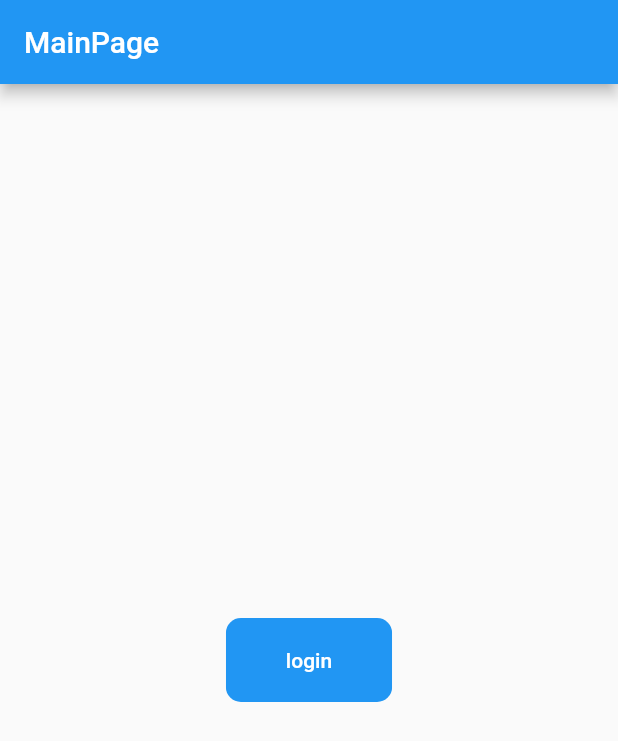
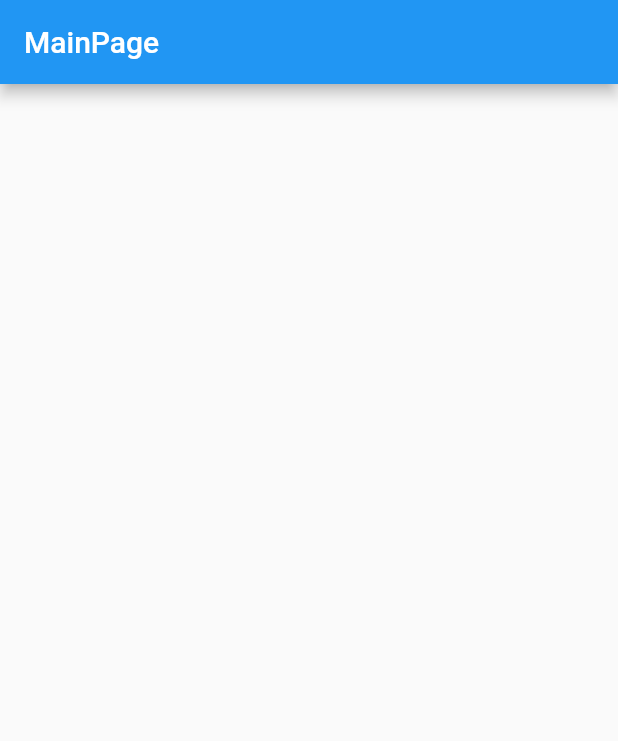
Before and after one commit to baosphoa0403/Nike-Flutter, a Flutter app: the screen it shows after launch, on a phone screen of 412 x 824 dp. Shown: the top 741 px of the screen. Run offline on Flutter 3.47's test engine with Material 2 defaults, Android fonts, the phone set to English and light mode, and no system bars.

Commit message:
Revert "Lok"

```diff
--- a/nike_project/lib/common/Button/button_custom.dart
+++ b/nike_project/lib/common/Button/button_custom.dart
@@ -1,6 +1,5 @@
-// import 'package:flutter/cupertino.dart';
+import 'package:flutter/cupertino.dart';
 import 'package:flutter/material.dart';
-import 'package:nike_project/contants/contants.dart';
 
 class ElevatedButtonCustom extends StatelessWidget {
   final Widget child;
@@ -11,24 +10,23 @@ class ElevatedButtonCustom extends StatelessWidget {
   const ElevatedButtonCustom(
       {Key? key,
       required this.child,
-      this.color = kPrimaryColor,
+      required this.color,
       required this.onPressed,
-      this.borderRadius = 10,
-      this.height = 50.0})
+      required this.borderRadius,
+      required this.height})
       : super(key: key);
 
   @override
   Widget build(BuildContext context) {
     return SizedBox(
-      child: ClipRRect(
-        borderRadius: BorderRadius.circular(borderRadius),
-        child: ElevatedButton(
-          onPressed: onPressed,
-          child: child,
-          style: ElevatedButton.styleFrom(
-              padding: EdgeInsets.symmetric(vertical: 20, horizontal: 40),
-              shadowColor: color),
-        ),
+      height: height,
+      child: ElevatedButton(
+        onPressed: onPressed,
+        child: child,
+        style: ElevatedButton.styleFrom(
+            primary: color,
+            shape: RoundedRectangleBorder(
+                borderRadius: BorderRadius.all(Radius.circular(borderRadius)))),
       ),
     );
   }
--- a/nike_project/lib/contants/contants.dart
+++ b/nike_project/lib/contants/contants.dart
@@ -1,6 +1,6 @@
 import 'package:flutter/material.dart';
 
-const kPrimaryColor = Color(0x74c0fc);
+const kPrimaryColor = Color(0xFF0C9869);
 const kTextColor = Color(0xFF3C4046);
 const kBackgroundColor = Color(0xFFF9F8FD);
 
--- a/nike_project/lib/page/main_page.dart
+++ b/nike_project/lib/page/main_page.dart
@@ -1,7 +1,4 @@
 import 'package:flutter/material.dart';
-import 'package:nike_project/common/Button/button_custom.dart';
-import 'package:nike_project/common/Input/input_custom.dart';
-import 'package:nike_project/contants/contants.dart';
 
 class MainPage extends StatelessWidget {
   const MainPage({Key? key}) : super(key: key);
@@ -12,28 +9,6 @@ class MainPage extends StatelessWidget {
       appBar: AppBar(
         title: const Text("MainPage"),
       ),
-      body:
-      Center(
-
-        child: ElevatedButtonCustom(
-        color: kPrimaryColor,
-        onPressed: () {},
-        child: Text('login',style: TextStyle(color: Colors.white),),)
-       // child: InputDropdown(),
-      ),
-
-      // Row(
-      //   children: <Widget>[
-      //     Padding(
-      //       padding: const EdgeInsets.symmetric(horizontal: 10),
-      //       child: Text(
-      //         "OR",
-      //         style: TextStyle(color: kPrimaryColor, fontWeight: FontWeight.w600),
-      //       ),
-
-      //     ),
-      //   ],
-      // ),
     );
   }
 }
```
Also changed, not shown: nike_project/analysis_options.yaml (added, +29 -0 lines), nike_project/lib/common/Input/input_custom.dart (+26 -42 lines), nike_project/pubspec.lock.
